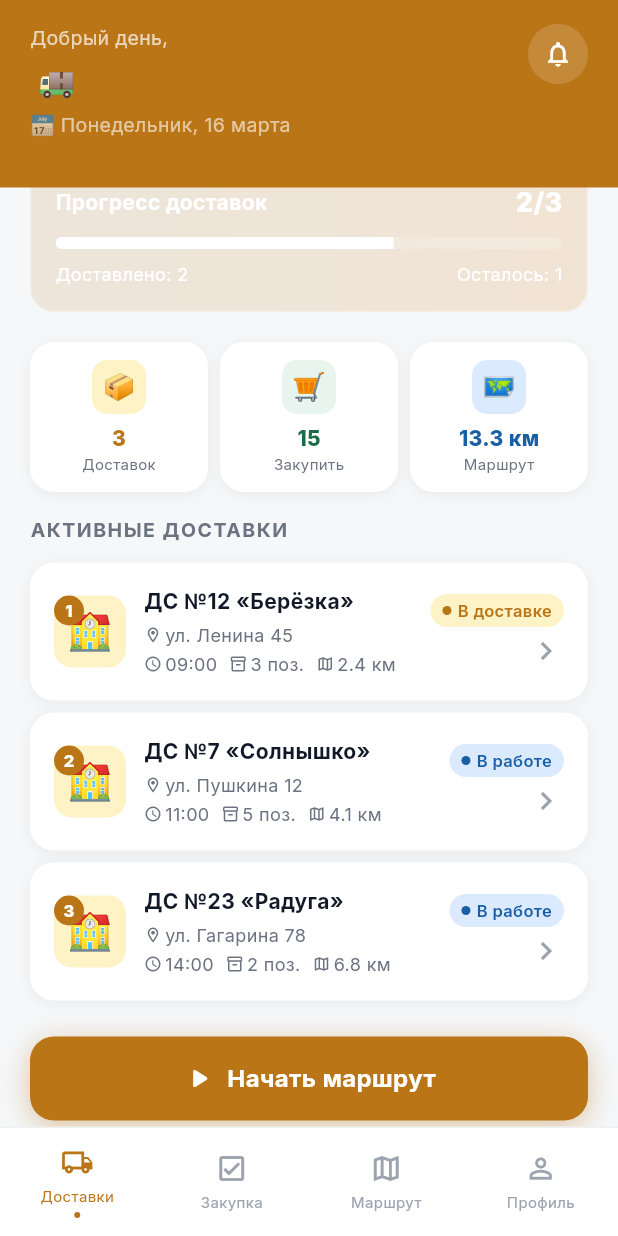
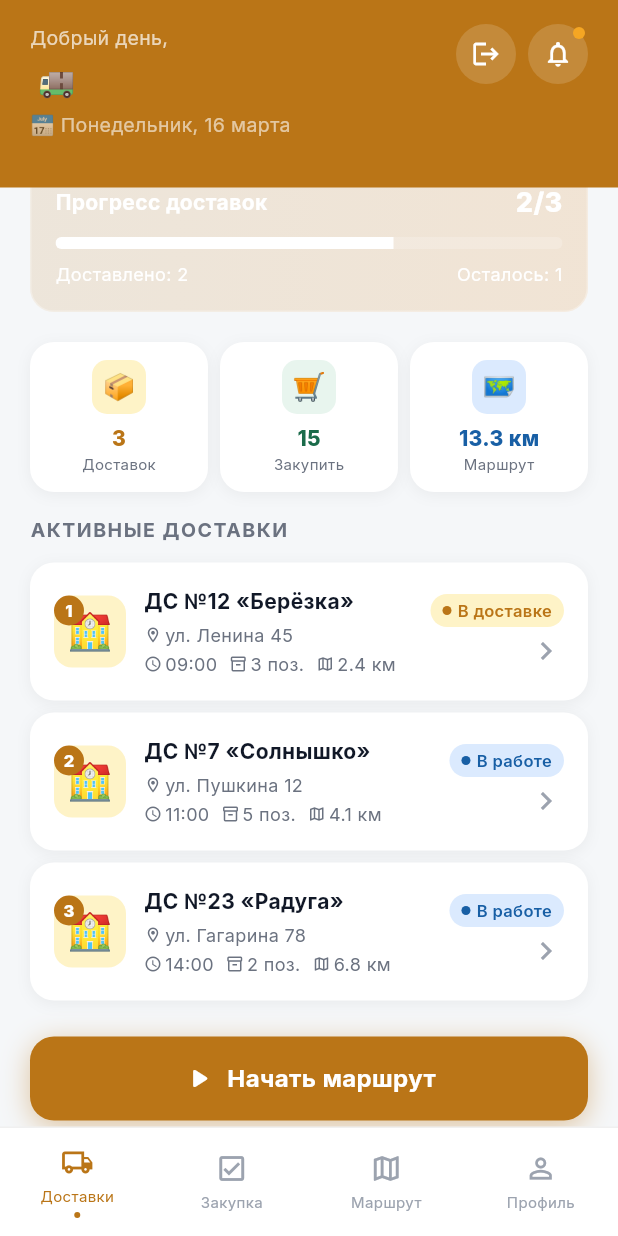
Before and after one commit to Samarkhan-Shyngys/final_project_flutter, a Flutter app: the CourierHomeScreen screen opened by its route, on a phone screen of 412 x 824 dp. Run offline on Flutter 3.47's test engine with Material 3 defaults, Android fonts, the phone set to English and light mode, and no system bars; our stand-ins replace fl_chart, go_router, google_fonts, hive_flutter, shared_preferences; accounts and stored records are empty.

```diff
--- a/lib/presentation/screens/courier/courier_home_screen.dart
+++ b/lib/presentation/screens/courier/courier_home_screen.dart
@@ -56,6 +56,24 @@ class CourierHomeScreen extends StatelessWidget {
               ],
             ),
           ),
+          Row(
+            mainAxisSize: MainAxisSize.min,
+            children: [
+              GestureDetector(
+                onTap: () => context.read<AuthProvider>().logout(),
+                child: Container(
+                  width: 40, height: 40,
+                  decoration: BoxDecoration(
+                    color: Colors.white.withValues(alpha: 0.15),
+                    borderRadius: BorderRadius.circular(20),
+                  ),
+                  child: const Icon(Icons.logout, color: Colors.white, size: 20),
+                ),
+              ),
+              const SizedBox(width: 8),
+              Stack(
+                clipBehavior: Clip.none,
+                children: [
                   Container(
                     width: 40, height: 40,
                     decoration: BoxDecoration(
@@ -63,6 +81,20 @@ class CourierHomeScreen extends StatelessWidget {
                       borderRadius: BorderRadius.circular(20),
                     ),
                     child: const Icon(Icons.notifications_outlined, color: Colors.white, size: 20),
+                  ),
+                  Positioned(
+                    top: 2, right: 2,
+                    child: Container(
+                      width: 8, height: 8,
+                      decoration: const BoxDecoration(
+                        color: Color(0xFFF5A623),
+                        shape: BoxShape.circle,
+                      ),
+                    ),
+                  ),
+                ],
+              ),
+            ],
           ),
         ],
       ),
```
Also changed, not shown: lib/presentation/screens/admin/admin_dashboard_screen.dart (+17 -2 lines). Lines whose indentation alone changed are shown as unchanged.
